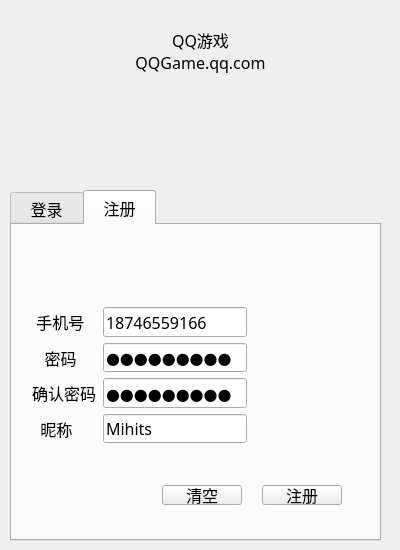
Qt form logindialog.ui (wjx10317/Mihits-PlayHall) before a commit.
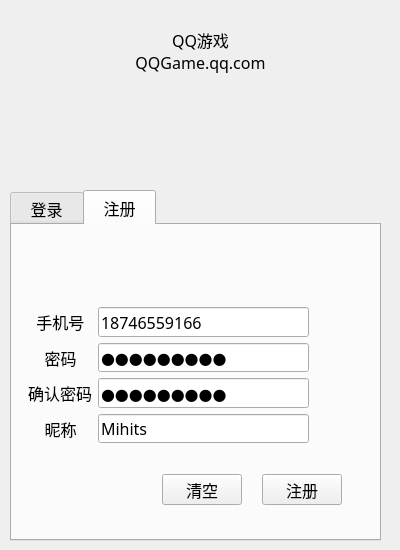
The same form after that commit. Icons and pictures are not drawn.

What changed in the file:
```diff
--- a/logindialog.ui
+++ b/logindialog.ui
@@ -187,9 +187,9 @@
      <property name="geometry">
       <rect>
        <x>150</x>
-       <y>260</y>
+       <y>249</y>
        <width>80</width>
-       <height>20</height>
+       <height>31</height>
       </rect>
      </property>
      <property name="text">
@@ -200,9 +200,9 @@
      <property name="geometry">
       <rect>
        <x>250</x>
-       <y>260</y>
+       <y>249</y>
        <width>80</width>
-       <height>20</height>
+       <height>31</height>
       </rect>
      </property>
      <property name="text">
@@ -214,7 +214,7 @@
       <rect>
        <x>16</x>
        <y>82</y>
-       <width>219</width>
+       <width>281</width>
        <height>136</height>
       </rect>
      </property>
@@ -259,7 +259,7 @@
       <item row="2" column="0">
        <widget class="QLabel" name="lb_confirm_register">
         <property name="text">
-         <string> 确认密码</string>
+         <string>确认密码</string>
         </property>
        </widget>
       </item>
@@ -276,7 +276,7 @@
       <item row="3" column="0">
        <widget class="QLabel" name="lb_name_register">
         <property name="text">
-         <string>   昵称</string>
+         <string>    昵称</string>
         </property>
        </widget>
       </item>
```
Left out of the diff: 14 changed lines with no effect on the pictures.
